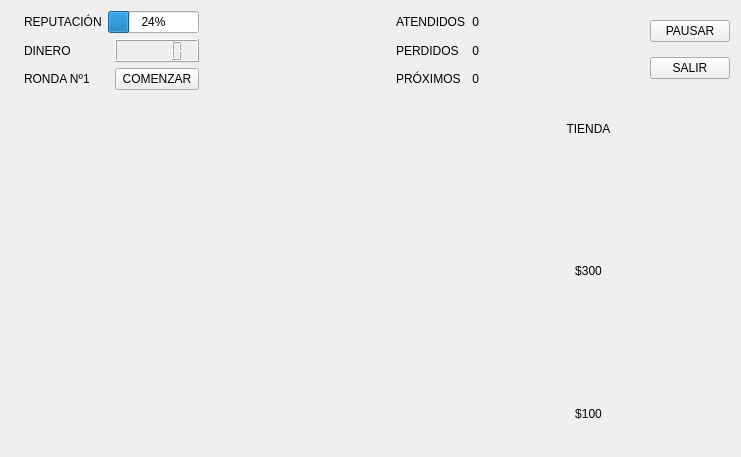
The window that Tareas/T02/ventana_juego.ui (tedroppelmann/IIC2233-programacion-avanzada) describes before a commit, drawn with Qt 5.
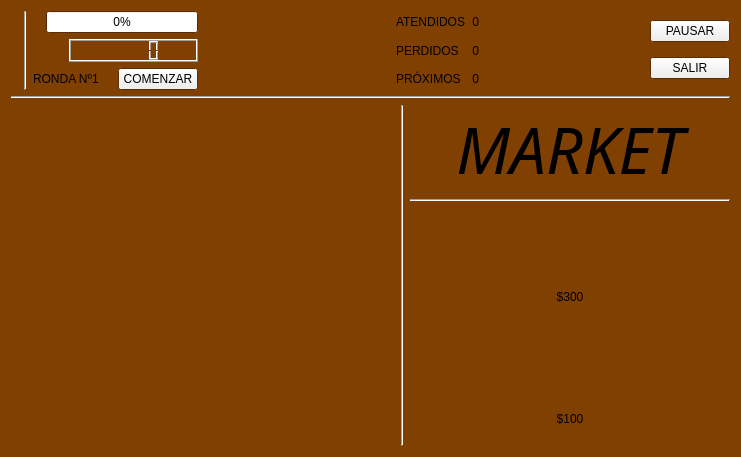
The same window after the commit. Icons and pictures are not drawn.

Diff of the .ui file:
```diff
--- a/Tareas/T02/ventana_juego.ui
+++ b/Tareas/T02/ventana_juego.ui
@@ -22,6 +22,43 @@
     <height>457</height>
    </size>
   </property>
+  <property name="palette">
+   <palette>
+    <active>
+     <colorrole role="Window">
+      <brush brushstyle="SolidPattern">
+       <color alpha="255">
+        <red>128</red>
+        <green>64</green>
+        <blue>2</blue>
+       </color>
+      </brush>
+     </colorrole>
+    </active>
+    <inactive>
+     <colorrole role="Window">
+      <brush brushstyle="SolidPattern">
+       <color alpha="255">
+        <red>128</red>
+        <green>64</green>
+        <blue>2</blue>
+       </color>
+      </brush>
+     </colorrole>
+    </inactive>
+    <disabled>
+     <colorrole role="Window">
+      <brush brushstyle="SolidPattern">
+       <color alpha="255">
+        <red>128</red>
+        <green>64</green>
+        <blue>2</blue>
+       </color>
+      </brush>
+     </colorrole>
+    </disabled>
+   </palette>
+  </property>
   <property name="windowTitle">
    <string>Form</string>
   </property>
@@ -47,21 +84,46 @@
        </property>
       </widget>
      </item>
+     <item>
+      <widget class="Line" name="line_4">
+       <property name="orientation">
+        <enum>Qt::Vertical</enum>
+       </property>
+      </widget>
+     </item>
      <item>
       <layout class="QVBoxLayout" name="verticalLayout_3">
        <item>
         <layout class="QHBoxLayout" name="horizontalLayout_4">
          <item>
           <widget class="QLabel" name="reputacion">
+           <property name="maximumSize">
+            <size>
+             <width>30</width>
+             <height>30</height>
+            </size>
+           </property>
            <property name="text">
-            <string>REPUTACIÓN</string>
+            <string/>
+           </property>
+           <property name="pixmap">
+            <pixmap>../../../../../../Pontificia Universidad Católica/Semestre VII/IIC2233 Programación Avanzada/tedroppelmann-iic2233-2020-1/Tareas/T02/sprites/otros/estrella_amarilla.png</pixmap>
+           </property>
+           <property name="scaledContents">
+            <bool>true</bool>
+           </property>
+           <property name="alignment">
+            <set>Qt::AlignCenter</set>
            </property>
           </widget>
          </item>
          <item>
-          <widget class="QProgressBar" name="progressBar">
+          <widget class="QProgressBar" name="reputacion_barra">
+           <property name="maximum">
+            <number>5</number>
+           </property>
            <property name="value">
-            <number>24</number>
+            <number>0</number>
            </property>
           </widget>
          </item>
@@ -71,13 +133,35 @@
         <layout class="QHBoxLayout" name="horizontalLayout_5">
          <item>
           <widget class="QLabel" name="dinero">
+           <property name="maximumSize">
+            <size>
+             <width>30</width>
+             <height>30</height>
+            </size>
+           </property>
            <property name="text">
-            <string>DINERO</string>
+            <string/>
+           </property>
+           <property name="pixmap">
+            <pixmap>../../../../../../Pontificia Universidad Católica/Semestre VII/IIC2233 Programación Avanzada/tedroppelmann-iic2233-2020-1/Tareas/T02/sprites/otros/moneda.png</pixmap>
+           </property>
+           <property name="scaledContents">
+            <bool>true</bool>
+           </property>
+           <property name="alignment">
+            <set>Qt::AlignCenter</set>
            </property>
           </widget>
          </item>
          <item>
-          <widget class="QLCDNumber" name="lcdNumber"/>
+          <widget class="QLCDNumber" name="dinero_lcd">
+           <property name="smallDecimalPoint">
+            <bool>false</bool>
+           </property>
+           <property name="value" stdset="0">
+            <double>0.000000000000000</double>
+           </property>
+          </widget>
          </item>
         </layout>
        </item>
@@ -234,20 +318,27 @@
      </item>
     </layout>
    </item>
+   <item>
+    <widget class="Line" name="line">
+     <property name="orientation">
+      <enum>Qt::Horizontal</enum>
+     </property>
+    </widget>
+   </item>
    <item>
     <layout class="QHBoxLayout" name="horizontalLayout">
      <item>
       <widget class="QLabel" name="mapa">
        <property name="minimumSize">
         <size>
-         <width>430</width>
-         <height>320</height>
+         <width>384</width>
+         <height>284</height>
         </size>
        </property>
        <property name="maximumSize">
         <size>
-         <width>430</width>
-         <height>320</height>
+         <width>384</width>
+         <height>284</height>
         </size>
        </property>
        <property name="text">
@@ -261,12 +352,26 @@
        </property>
       </widget>
      </item>
+     <item>
+      <widget class="Line" name="line_2">
+       <property name="orientation">
+        <enum>Qt::Vertical</enum>
+       </property>
+      </widget>
+     </item>
      <item>
       <layout class="QVBoxLayout" name="verticalLayout_8">
        <item>
         <widget class="QLabel" name="tienda">
+         <property name="font">
+          <font>
+           <family>Marker Felt</family>
+           <pointsize>48</pointsize>
+           <italic>true</italic>
+          </font>
+         </property>
          <property name="text">
-          <string>TIENDA</string>
+          <string>MARKET</string>
          </property>
          <property name="alignment">
           <set>Qt::AlignCenter</set>
@@ -274,7 +379,14 @@
         </widget>
        </item>
        <item>
-        <widget class="QLabel" name="label_5">
+        <widget class="Line" name="line_3">
+         <property name="orientation">
+          <enum>Qt::Horizontal</enum>
+         </property>
+        </widget>
+       </item>
+       <item>
+        <widget class="QLabel" name="chef">
          <property name="text">
           <string/>
          </property>
```
Left out of the diff: 32 changed lines with no effect on the pictures.
